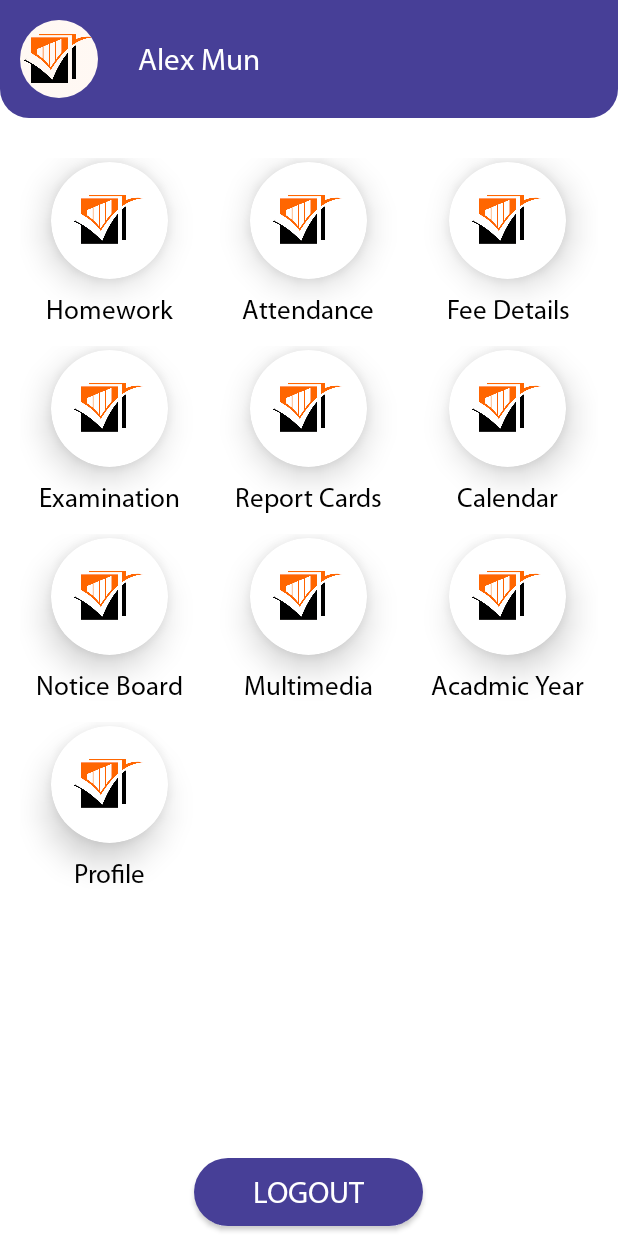
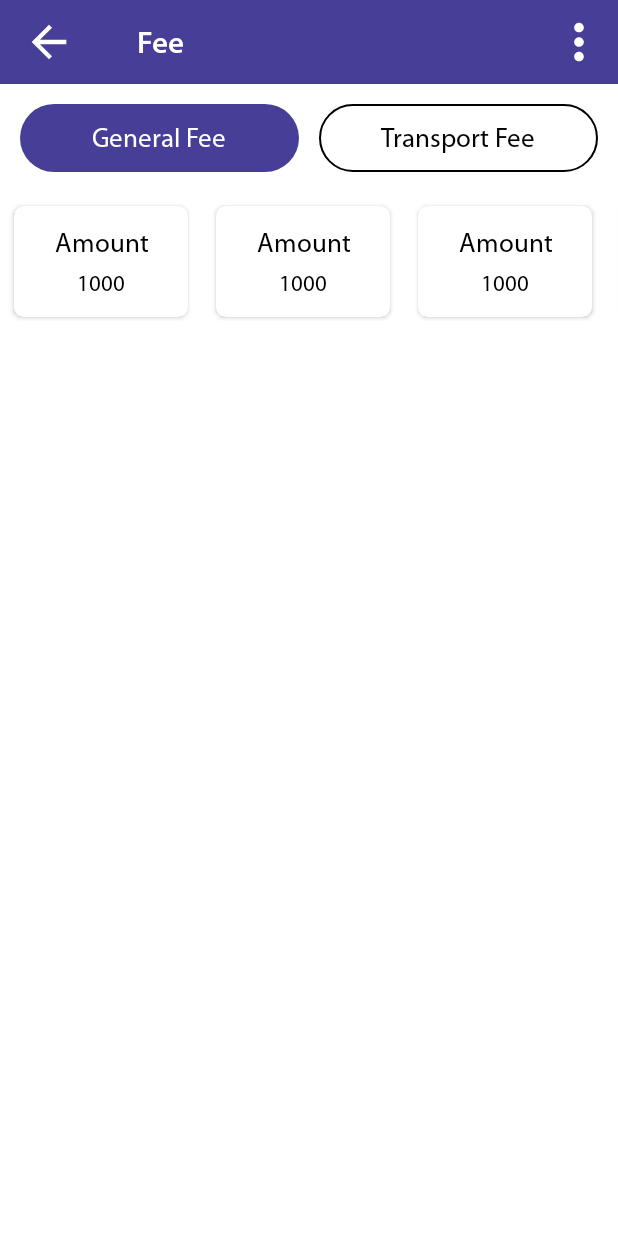
Before and after one commit to ivishnusaini/Edulexa, an Android app: the DashboardStudentActivity screen opened directly, with no data from a screen before it, after a tap on "Fee Details", on a phone screen of 412 x 824 dp. Run offline under Robolectric (Android 15) with nearby library versions, the phone set to English and light mode, and no system bars; our stand-ins replace sdp/ssp sizes.

Commit message:
1. Student : Fee and Examination ui done

```diff
--- a/app/src/main/AndroidManifest.xml
+++ b/app/src/main/AndroidManifest.xml
@@ -14,6 +14,12 @@
         android:supportsRtl="true"
         android:theme="@style/Theme.Edulexa"
         android:usesCleartextTraffic="true">
+        <activity
+            android:name=".activity.student.examination.activity.ExamStudentActivity"
+            android:exported="false" />
+        <activity
+            android:name=".activity.student.fee.activity.FeeStudentActivity"
+            android:exported="false" />
         <activity
             android:name=".activity.student.attendance.activity.AttendanceStudentActivity"
             android:exported="false" />
--- a/app/src/main/java/com/edulexa/activity/student/attendance/activity/AttendanceStudentActivity.kt
+++ b/app/src/main/java/com/edulexa/activity/student/attendance/activity/AttendanceStudentActivity.kt
@@ -360,7 +360,7 @@ class AttendanceStudentActivity : AppCompatActivity(), View.OnClickListener {
             val month = tokenizer.nextToken()
             val currentDateOfMonth = tokenizer.nextToken()
 
-            binding!!.tvMonthYear.text = Utils.getMonthNameFromMonthNo((month).toInt()) + " " + year
+            binding!!.tvMonthYear.setText(getString(R.string.concat_string_with_text_format,Utils.getMonthNameFromMonthNo((month).toInt())," ",year))
 
             val monthMinusOne = (month).toInt() - 1
             if (monthMinusOne == currentMonthGlobal)
--- a/app/src/main/java/com/edulexa/activity/student/dashboard/adapter/DashboardStudentAdapter.kt
+++ b/app/src/main/java/com/edulexa/activity/student/dashboard/adapter/DashboardStudentAdapter.kt
@@ -10,6 +10,8 @@ import androidx.recyclerview.widget.RecyclerView
 import com.edulexa.R
 import com.edulexa.activity.student.attendance.activity.AttendanceStudentActivity
 import com.edulexa.activity.student.dashboard.activity.DashboardStudentActivity
+import com.edulexa.activity.student.examination.activity.ExamStudentActivity
+import com.edulexa.activity.student.fee.activity.FeeStudentActivity
 import com.edulexa.activity.student.homework.activity.HomeworkStudentActivity
 
 class DashboardStudentAdapter(context: Activity) :
@@ -74,6 +76,12 @@ class DashboardStudentAdapter(context: Activity) :
                         "Attendance" -> {
                             context!!.startActivity(Intent(context!!, AttendanceStudentActivity::class.java))
                         }
+                        "Fee Details" -> {
+                            context!!.startActivity(Intent(context!!, FeeStudentActivity::class.java))
+                        }
+                        "Examination" -> {
+                            context!!.startActivity(Intent(context!!, ExamStudentActivity::class.java))
+                        }
                     }
                 }
 
--- /dev/null
+++ b/app/src/main/java/com/edulexa/activity/student/fee/activity/FeeStudentActivity.kt
@@ -0,0 +1,133 @@
+package com.edulexa.activity.student.fee.activity
+
+import android.app.Activity
+import androidx.appcompat.app.AppCompatActivity
+import android.os.Bundle
+import android.view.View
+import androidx.core.content.ContextCompat
+import androidx.viewpager.widget.ViewPager
+import com.edulexa.R
+import com.edulexa.activity.student.fee.adapter.ViewpagerFeeAdapter
+import com.edulexa.activity.student.homework.model.ViewpagerModel
+import com.edulexa.databinding.ActivityFeeStudentBinding
+
+class FeeStudentActivity : AppCompatActivity(), View.OnClickListener {
+    var mActivity: Activity? = null
+    var binding: ActivityFeeStudentBinding? = null
+    override fun onCreate(savedInstanceState: Bundle?) {
+        super.onCreate(savedInstanceState)
+        binding = ActivityFeeStudentBinding.inflate(layoutInflater)
+        setContentView(binding!!.root)
+        init()
+    }
+
+    private fun init() {
+        mActivity = this
+        setUpClickListener()
+        setUpViewPager()
+    }
+
+    private fun setUpClickListener() {
+        binding!!.ivBack.setOnClickListener(this)
+        binding!!.ivMenu.setOnClickListener(this)
+        binding!!.topLay.setOnClickListener(this)
+        binding!!.tvGeneralFee.setOnClickListener(this)
+        binding!!.tvTransportFee.setOnClickListener(this)
+        binding!!.tvQrCode.setOnClickListener(this)
+        binding!!.tvUpload.setOnClickListener(this)
+        binding!!.tvReceipts.setOnClickListener(this)
+    }
+
+    private fun resetTab(position: Int) {
+        binding!!.tvGeneralFee.setBackgroundResource(R.drawable.edit_text_bg_25)
+        binding!!.tvGeneralFee.setTextColor(
+            ContextCompat.getColor(
+                mActivity!!,
+                R.color.primaray_text_color
+            )
+        )
+        binding!!.tvTransportFee.setBackgroundResource(R.drawable.edit_text_bg_25)
+        binding!!.tvTransportFee.setTextColor(
+            ContextCompat.getColor(
+                mActivity!!,
+                R.color.primaray_text_color
+            )
+        )
+        when (position) {
+            0 -> {
+                binding!!.tvGeneralFee.setBackgroundResource(R.drawable.bg_button_25)
+                binding!!.tvGeneralFee.setTextColor(
+                    ContextCompat.getColor(
+                        mActivity!!,
+                        R.color.white
+                    )
+                )
+            }
+            1 -> {
+                binding!!.tvTransportFee.setBackgroundResource(R.drawable.bg_button_25)
+                binding!!.tvTransportFee.setTextColor(
+                    ContextCompat.getColor(
+                        mActivity!!,
+                        R.color.white
+                    )
+                )
+            }
+        }
+    }
+
+    private fun setUpViewPager() {
+        binding!!.viewPagerFee.adapter =
+            ViewpagerFeeAdapter(supportFragmentManager, 2)
+        binding!!.viewPagerFee.addOnPageChangeListener(object :
+            ViewPager.OnPageChangeListener {
+            override fun onPageScrolled(
+                position: Int,
+                positionOffset: Float,
+                positionOffsetPixels: Int
+            ) {
+
+            }
+
+            override fun onPageSelected(position: Int) {
+                resetTab(position)
+            }
+
+            override fun onPageScrollStateChanged(state: Int) {
+
+            }
+
+        })
+    }
+
+    fun setViewPagerFromTabClick(position: Int) {
+        binding!!.viewPagerFee.setCurrentItem(position)
+    }
+
+    private fun visibleMenuOptions(){
+        binding!!.cvMenu.visibility = View.VISIBLE
+    }
+
+    private fun hideMenuOptions(){
+        binding!!.cvMenu.visibility = View.GONE
+    }
+
+    override fun onClick(view: View?) {
+        val id = view!!.id
+        if (id == R.id.iv_back)
+            finish()
+        else if (id == R.id.iv_menu)
+            visibleMenuOptions()
+        else if (id == R.id.top_lay)
+            hideMenuOptions()
+        else if (id == R.id.tv_general_fee)
+            setViewPagerFromTabClick(0)
+        else if (id == R.id.tv_transport_fee)
+            setViewPagerFromTabClick(1)
+        else if (id == R.id.tv_qr_code)
+            hideMenuOptions()
+        else if (id == R.id.tv_upload)
+            hideMenuOptions()
+        else if (id == R.id.tv_receipts)
+            hideMenuOptions()
+    }
+}
--- /dev/null
+++ b/app/src/main/java/com/edulexa/activity/student/fee/adapter/FeeTypeAdapter.kt
@@ -0,0 +1,53 @@
+package com.edulexa.activity.student.fee.adapter
+
+import android.app.Activity
+import android.content.Intent
+import android.view.LayoutInflater
+import android.view.View
+import android.view.ViewGroup
+import android.widget.TextView
+import androidx.recyclerview.widget.RecyclerView
+import com.edulexa.R
+import com.edulexa.activity.student.attendance.activity.AttendanceStudentActivity
+import com.edulexa.activity.student.dashboard.activity.DashboardStudentActivity
+import com.edulexa.activity.student.fee.activity.FeeStudentActivity
+import com.edulexa.activity.student.homework.activity.HomeworkStudentActivity
+
+class FeeTypeAdapter(context: Activity) :
+    RecyclerView.Adapter<FeeTypeAdapter.ViewHolder>() {
+    var context: Activity? = null
+
+    init {
+        this.context = context
+    }
+
+    override fun onCreateViewHolder(
+        parent: ViewGroup,
+        viewType: Int
+    ): ViewHolder {
+        val itemView: View =
+            LayoutInflater.from(parent.context)
+                .inflate(R.layout.item_student_fee_type, parent, false)
+        return ViewHolder(itemView)
+    }
+
+    override fun onBindViewHolder(viewHolder: ViewHolder, position: Int) {
+        try {
+
+        } catch (e: Exception) {
+            e.printStackTrace()
+        }
+    }
+
+    override fun getItemCount(): Int {
+        return 5;
+    }
+
+    class ViewHolder(itemView: View) : RecyclerView.ViewHolder(itemView) {
+        var tvName: TextView? = null
+
+        init {
+            tvName = itemView.findViewById(R.id.tv_dashboard_name)
+        }
+    }
+}
--- /dev/null
+++ b/app/src/main/java/com/edulexa/activity/student/fee/adapter/ViewpagerFeeAdapter.kt
@@ -0,0 +1,21 @@
+package com.edulexa.activity.student.fee.adapter
+
+import androidx.fragment.app.Fragment
+import androidx.fragment.app.FragmentManager
+import androidx.fragment.app.FragmentPagerAdapter
+import com.edulexa.activity.student.fee.fragment.FeeViewpagerFragment
+
+class ViewpagerFeeAdapter(fragmentManager: FragmentManager, size:Int) : FragmentPagerAdapter(fragmentManager) {
+
+    var size : Int? = null
+    init {
+        this.size= size
+    }
+    override fun getCount(): Int {
+        return size!!;
+    }
+
+    override fun getItem(position: Int): Fragment {
+        return FeeViewpagerFragment()
+    }
+}
--- /dev/null
+++ b/app/src/main/java/com/edulexa/activity/student/fee/fragment/FeeViewpagerFragment.kt
@@ -0,0 +1,50 @@
+package com.edulexa.activity.student.fee.fragment
+
+import android.annotation.SuppressLint
+import android.app.Activity
+import android.os.Bundle
+import android.view.LayoutInflater
+import android.view.View
+import android.view.ViewGroup
+import androidx.fragment.app.Fragment
+import androidx.recyclerview.widget.LinearLayoutManager
+import androidx.recyclerview.widget.RecyclerView
+import com.edulexa.activity.student.fee.adapter.FeeTypeAdapter
+import com.edulexa.databinding.FragmentFeeViewpagerStudentBinding
+import com.edulexa.databinding.FragmentHomeworkViewpagerStudentBinding
+
+class FeeViewpagerFragment : Fragment() {
+    var binding: FragmentFeeViewpagerStudentBinding? = null
+    var mActivity: Activity? = null
+    var rootView: View? = null
+
+    companion object {
+        @SuppressLint("StaticFieldLeak")
+        var fragment: FeeViewpagerFragment? = null
+        fun newInstance(): FeeViewpagerFragment? {
+            fragment = FeeViewpagerFragment()
+            return fragment
+        }
+
+        fun getInstance(): FeeViewpagerFragment? {
+            return if (fragment == null) FeeViewpagerFragment() else fragment
+        }
+    }
+    override fun onCreateView(
+        inflater: LayoutInflater, container: ViewGroup?,
+        savedInstanceState: Bundle?
+    ): View? {
+        binding = FragmentFeeViewpagerStudentBinding.inflate(layoutInflater)
+        rootView = binding!!.root
+        init()
+        return rootView
+    }
+    private fun init(){
+        mActivity = activity
+        setUpFeeTypeAdapter()
+    }
+    private fun setUpFeeTypeAdapter(){
+        binding!!.recyclerViewFeeType.layoutManager = LinearLayoutManager(mActivity!!,RecyclerView.HORIZONTAL,false)
+        binding!!.recyclerViewFeeType.adapter = FeeTypeAdapter(mActivity!!)
+    }
+}
--- /dev/null
+++ b/app/src/main/res/drawable/ic_menu_white.xml
@@ -0,0 +1,10 @@
+<vector xmlns:android="http://schemas.android.com/apk/res/android"
+    android:width="24dp"
+    android:height="24dp"
+    android:viewportWidth="24"
+    android:viewportHeight="24"
+    android:tint="@color/white">
+  <path
+      android:fillColor="@android:color/white"
+      android:pathData="M12,8c1.1,0 2,-0.9 2,-2s-0.9,-2 -2,-2 -2,0.9 -2,2 0.9,2 2,2zM12,10c-1.1,0 -2,0.9 -2,2s0.9,2 2,2 2,-0.9 2,-2 -0.9,-2 -2,-2zM12,16c-1.1,0 -2,0.9 -2,2s0.9,2 2,2 2,-0.9 2,-2 -0.9,-2 -2,-2z"/>
+</vector>
--- /dev/null
+++ b/app/src/main/res/layout/activity_fee_student.xml
@@ -0,0 +1,145 @@
+<?xml version="1.0" encoding="utf-8"?>
+<RelativeLayout xmlns:android="http://schemas.android.com/apk/res/android"
+    xmlns:tools="http://schemas.android.com/tools"
+    android:id="@+id/top_lay"
+    android:layout_width="match_parent"
+    android:layout_height="match_parent"
+    android:orientation="vertical"
+    tools:context=".activity.student.fee.activity.FeeStudentActivity">
+
+    <RelativeLayout
+        android:id="@+id/fee_header_lay"
+        android:layout_width="match_parent"
+        android:layout_height="?actionBarSize"
+        android:background="@color/colorPrimary">
+
+        <ImageView
+            android:id="@+id/iv_back"
+            android:layout_width="@dimen/_50sdp"
+            android:layout_height="match_parent"
+            android:contentDescription="@string/app_name"
+            android:padding="@dimen/_8sdp"
+            android:src="@drawable/ic_back_white" />
+
+        <com.agot.views.MediumTextView
+            android:layout_width="wrap_content"
+            android:layout_height="wrap_content"
+            android:layout_centerVertical="true"
+            android:layout_marginStart="@dimen/_20sdp"
+            android:layout_toEndOf="@+id/iv_back"
+            android:text="@string/fee_student"
+            android:textColor="@color/white"
+            android:textSize="@dimen/_16ssp" />
+
+        <ImageView
+            android:id="@+id/iv_menu"
+            android:layout_width="@dimen/_40sdp"
+            android:layout_height="match_parent"
+            android:layout_alignParentEnd="true"
+            android:contentDescription="@string/app_name"
+            android:padding="@dimen/_5sdp"
+            android:src="@drawable/ic_menu_white" />
+
+
+    </RelativeLayout>
+
+    <LinearLayout
+        android:id="@+id/general_transport_lay"
+        android:layout_width="match_parent"
+        android:layout_height="@dimen/_40sdp"
+        android:layout_below="@+id/fee_header_lay"
+        android:layout_margin="@dimen/_10sdp"
+        android:weightSum="2">
+
+        <com.agot.views.RegularTextView
+            android:id="@+id/tv_general_fee"
+            android:layout_width="0dp"
+            android:layout_height="@dimen/_35sdp"
+            android:layout_marginEnd="@dimen/_5sdp"
+            android:layout_weight="1"
+            android:background="@drawable/bg_button_25"
+            android:gravity="center"
+            android:text="@string/general_fee_student"
+            android:textColor="@color/white"
+            android:textSize="@dimen/_14ssp" />
+
+
+        <com.agot.views.RegularTextView
+            android:id="@+id/tv_transport_fee"
+            android:layout_width="0dp"
+            android:layout_height="@dimen/_35sdp"
+            android:layout_marginStart="@dimen/_5sdp"
+            android:layout_weight="1"
+            android:background="@drawable/edit_text_bg_25"
+            android:gravity="center"
+            android:text="@string/transport_fee_student"
+            android:textColor="@color/primaray_text_color"
+            android:textSize="@dimen/_14ssp" />
+
+
+    </LinearLayout>
+
+    <androidx.viewpager.widget.ViewPager
+        android:id="@+id/view_pager_fee"
+        android:layout_width="match_parent"
+        android:layout_height="wrap_content"
+        android:layout_below="@+id/general_transport_lay" />
+
+    <androidx.cardview.widget.CardView
+        android:id="@+id/cv_menu"
+        android:layout_width="@dimen/_120sdp"
+        android:layout_height="wrap_content"
+        android:layout_alignParentEnd="true"
+        android:layout_margin="@dimen/_5sdp"
+        android:elevation="@dimen/_5sdp"
+        android:visibility="gone">
+
+        <LinearLayout
+            android:layout_width="match_parent"
+            android:layout_height="wrap_content"
+            android:orientation="vertical"
+            android:padding="@dimen/_5sdp">
+
+            <com.agot.views.RegularTextView
+                android:id="@+id/tv_qr_code"
+                android:layout_width="match_parent"
+                android:layout_height="wrap_content"
+                android:paddingStart="@dimen/_5sdp"
+                android:paddingTop="@dimen/_5sdp"
+                android:paddingEnd="@dimen/_5sdp"
+                android:text="@string/fee_qr_code_student"
+                android:textColor="@color/primaray_text_color"
+                android:textSize="@dimen/_14ssp" />
+
+
+            <com.agot.views.RegularTextView
+                android:id="@+id/tv_upload"
+                android:layout_width="match_parent"
+                android:layout_height="wrap_content"
+                android:layout_marginTop="@dimen/_5sdp"
+                android:paddingStart="@dimen/_5sdp"
+                android:paddingTop="@dimen/_5sdp"
+                android:paddingEnd="@dimen/_5sdp"
+                android:text="@string/fee_upload_student"
+                android:textColor="@color/primaray_text_color"
+                android:textSize="@dimen/_14ssp" />
+
+            <com.agot.views.RegularTextView
+                android:id="@+id/tv_receipts"
+                android:layout_width="match_parent"
+                android:layout_height="wrap_content"
+                android:layout_marginTop="@dimen/_5sdp"
+                android:paddingStart="@dimen/_5sdp"
+                android:paddingTop="@dimen/_5sdp"
+                android:paddingEnd="@dimen/_5sdp"
+                android:paddingBottom="@dimen/_5sdp"
+                android:text="@string/fee_receipts_student"
+                android:textColor="@color/primaray_text_color"
+                android:textSize="@dimen/_14ssp" />
+
+
+        </LinearLayout>
+
+    </androidx.cardview.widget.CardView>
+
+</RelativeLayout>
--- /dev/null
+++ b/app/src/main/res/layout/fragment_fee_viewpager_student.xml
@@ -0,0 +1,20 @@
+<?xml version="1.0" encoding="utf-8"?>
+<LinearLayout xmlns:android="http://schemas.android.com/apk/res/android"
+    android:layout_width="match_parent"
+    android:layout_height="match_parent"
+    android:orientation="vertical">
+
+    <androidx.recyclerview.widget.RecyclerView
+        android:id="@+id/recycler_view_fee_type"
+        android:layout_width="match_parent"
+        android:layout_height="wrap_content"/>
+
+
+    <androidx.recyclerview.widget.RecyclerView
+        android:id="@+id/recycler_view_fee_list"
+        android:layout_width="match_parent"
+        android:layout_height="wrap_content"
+        android:layout_marginTop="@dimen/_15sdp"/>
+
+
+</LinearLayout>
--- /dev/null
+++ b/app/src/main/res/layout/item_student_fee_type.xml
@@ -0,0 +1,51 @@
+<?xml version="1.0" encoding="utf-8"?>
+<RelativeLayout xmlns:android="http://schemas.android.com/apk/res/android"
+    xmlns:app="http://schemas.android.com/apk/res-auto"
+    android:layout_width="wrap_content"
+    android:layout_height="wrap_content"
+    android:layout_marginStart="@dimen/_5sdp"
+    android:layout_marginEnd="@dimen/_5sdp">
+
+    <androidx.cardview.widget.CardView
+        android:layout_width="wrap_content"
+        android:layout_height="wrap_content"
+        android:layout_margin="@dimen/_2sdp"
+        app:cardCornerRadius="@dimen/_5sdp"
+        android:elevation="@dimen/_5sdp">
+
+        <LinearLayout
+            android:layout_width="match_parent"
+            android:layout_height="wrap_content"
+            android:orientation="vertical"
+            android:padding="@dimen/_10sdp">
+
+            <com.agot.views.RegularTextView
+                android:id="@+id/tv_type"
+                android:layout_width="match_parent"
+                android:layout_height="wrap_content"
+                android:layout_marginStart="@dimen/_10sdp"
+                android:layout_marginEnd="@dimen/_10sdp"
+                android:gravity="center"
+                android:text="Amount"
+                android:textColor="@color/primaray_text_color"
+                android:textSize="@dimen/_14ssp" />
+
+
+            <com.agot.views.RegularTextView
+                android:id="@+id/tv_amount"
+                android:layout_width="match_parent"
+                android:layout_height="wrap_content"
+                android:layout_marginStart="@dimen/_10sdp"
+                android:layout_marginTop="@dimen/_5sdp"
+                android:layout_marginEnd="@dimen/_10sdp"
+                android:gravity="center"
+                android:text="1000"
+                android:textColor="@color/primaray_text_color"
+                android:textSize="@dimen/_12ssp" />
+
+
+        </LinearLayout>
+
+    </androidx.cardview.widget.CardView>
+
+</RelativeLayout>
--- a/app/src/main/res/values/strings.xml
+++ b/app/src/main/res/values/strings.xml
@@ -31,6 +31,17 @@
 
     <!--Attendance Student Screen-->
     <string name="attendance_student">Attendance</string>
+    <string name="concat_string_with_text_format">%s%s%s</string>
 
+    <!--Fee Student Screen-->
+    <string name="fee_student">Fee</string>
+    <string name="general_fee_student">General Fee</string>
+    <string name="transport_fee_student">Transport Fee</string>
+    <string name="fee_qr_code_student">QR Code</string>
+    <string name="fee_upload_student">Upload</string>
+    <string name="fee_receipts_student">Receipts</string>
+
+    <!--Examination Student Screen-->
+    <string name="exam_student">Exam</string>
 
 </resources>
```
Also changed, not shown: app/src/main/java/com/edulexa/activity/student/examination/activity/ExamStudentActivity.kt (added, +43 -0 lines), app/src/main/java/com/edulexa/activity/student/examination/adapter/ExamAdapter.kt (added, +53 -0 lines), app/src/main/res/layout/activity_exam_student.xml (added, +43 -0 lines), app/src/main/res/layout/item_student_exam.xml (added, +29 -0 lines).
